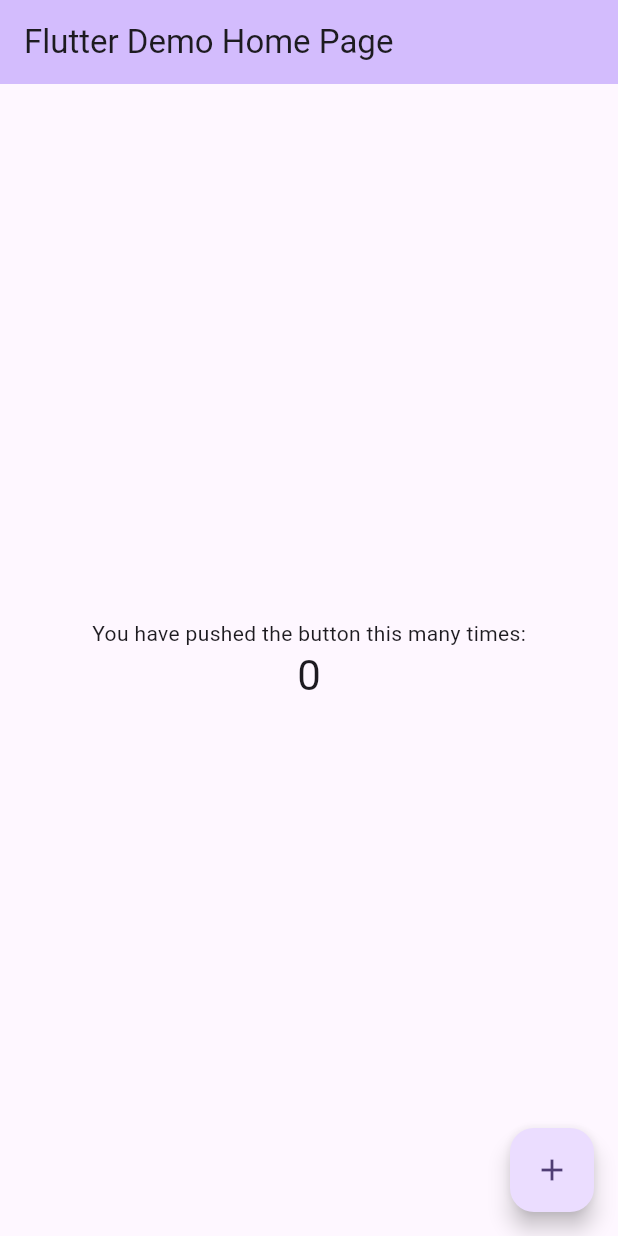
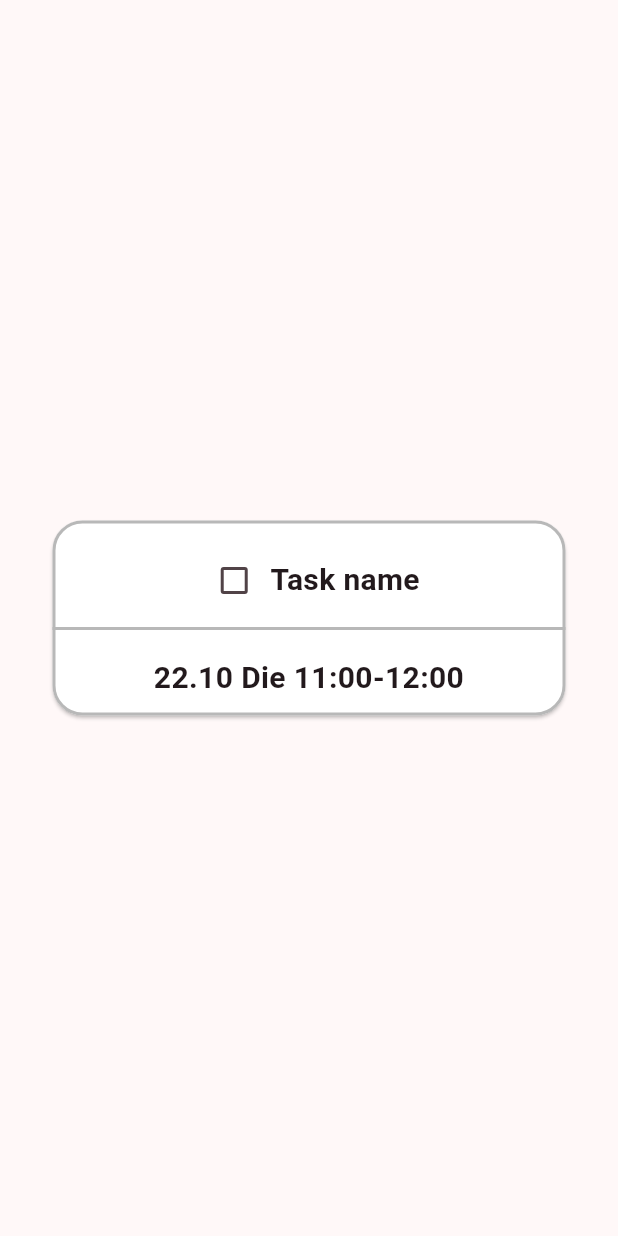
Before and after one commit to Fex123/Wochenplaner-App, a Flutter app: the screen it shows after launch, on a phone screen of 412 x 824 dp. Run offline on Flutter 3.47's test engine with Material 3 defaults, Android fonts, the phone set to English and light mode, and no system bars.

Commit message:
widgets ordner in lib, Task Card und List view protorypisch integriert

```diff
--- a/wochenplaner_app/lib/main.dart
+++ b/wochenplaner_app/lib/main.dart
@@ -1,8 +1,14 @@
 import 'package:flutter/material.dart';
+import 'package:wochenplaner_app/widgets/taskListView.dart';
 
 void main() {
   runApp(const MyApp());
 }
+
+
+
+
+
 
 class MyApp extends StatelessWidget {
   const MyApp({super.key});
@@ -13,22 +19,7 @@ class MyApp extends StatelessWidget {
     return MaterialApp(
       title: 'Flutter Demo',
       theme: ThemeData(
-        // This is the theme of your application.
-        //
-        // TRY THIS: Try running your application with "flutter run". You'll see
-        // the application has a purple toolbar. Then, without quitting the app,
-        // try changing the seedColor in the colorScheme below to Colors.green
-        // and then invoke "hot reload" (save your changes or press the "hot
-        // reload" button in a Flutter-supported IDE, or press "r" if you used
-        // the command line to start the app).
-        //
-        // Notice that the counter didn't reset back to zero; the application
-        // state is not lost during the reload. To reset the state, use hot
-        // restart instead.
-        //
-        // This works for code too, not just values: Most code changes can be
-        // tested with just a hot reload.
-        colorScheme: ColorScheme.fromSeed(seedColor: Colors.deepPurple),
+        colorScheme: ColorScheme.fromSeed(seedColor: Colors.black),
         useMaterial3: true,
       ),
       home: const MyHomePage(title: 'Flutter Demo Home Page'),
@@ -36,17 +27,13 @@ class MyApp extends StatelessWidget {
   }
 }
 
+
+
+
+
+
 class MyHomePage extends StatefulWidget {
   const MyHomePage({super.key, required this.title});
-
-  // This widget is the home page of your application. It is stateful, meaning
-  // that it has a State object (defined below) that contains fields that affect
-  // how it looks.
-
-  // This class is the configuration for the state. It holds the values (in this
-  // case the title) provided by the parent (in this case the App widget) and
-  // used by the build method of the State. Fields in a Widget subclass are
-  // always marked "final".
 
   final String title;
 
@@ -54,72 +41,22 @@ class MyHomePage extends StatefulWidget {
   State<MyHomePage> createState() => _MyHomePageState();
 }
 
+
+
+
+
+
 class _MyHomePageState extends State<MyHomePage> {
-  int _counter = 0;
-
-  void _incrementCounter() {
-    setState(() {
-      // This call to setState tells the Flutter framework that something has
-      // changed in this State, which causes it to rerun the build method below
-      // so that the display can reflect the updated values. If we changed
-      // _counter without calling setState(), then the build method would not be
-      // called again, and so nothing would appear to happen.
-      _counter++;
-    });
-  }
 
   @override
   Widget build(BuildContext context) {
-    // This method is rerun every time setState is called, for instance as done
-    // by the _incrementCounter method above.
-    //
-    // The Flutter framework has been optimized to make rerunning build methods
-    // fast, so that you can just rebuild anything that needs updating rather
-    // than having to individually change instances of widgets.
+
     return Scaffold(
-      appBar: AppBar(
-        // TRY THIS: Try changing the color here to a specific color (to
-        // Colors.amber, perhaps?) and trigger a hot reload to see the AppBar
-        // change color while the other colors stay the same.
-        backgroundColor: Theme.of(context).colorScheme.inversePrimary,
-        // Here we take the value from the MyHomePage object that was created by
-        // the App.build method, and use it to set our appbar title.
-        title: Text(widget.title),
+
+      body: Center(
+        child: const Tasklistview(),
       ),
-      body: Center(
-        // Center is a layout widget. It takes a single child and positions it
-        // in the middle of the parent.
-        child: Column(
-          // Column is also a layout widget. It takes a list of children and
-          // arranges them vertically. By default, it sizes itself to fit its
-          // children horizontally, and tries to be as tall as its parent.
-          //
-          // Column has various properties to control how it sizes itself and
-          // how it positions its children. Here we use mainAxisAlignment to
-          // center the children vertically; the main axis here is the vertical
-          // axis because Columns are vertical (the cross axis would be
-          // horizontal).
-          //
-          // TRY THIS: Invoke "debug painting" (choose the "Toggle Debug Paint"
-          // action in the IDE, or press "p" in the console), to see the
-          // wireframe for each widget.
-          mainAxisAlignment: MainAxisAlignment.center,
-          children: <Widget>[
-            const Text(
-              'You have pushed the button this many times:',
-            ),
-            Text(
-              '$_counter',
-              style: Theme.of(context).textTheme.headlineMedium,
-            ),
-          ],
-        ),
-      ),
-      floatingActionButton: FloatingActionButton(
-        onPressed: _incrementCounter,
-        tooltip: 'Increment',
-        child: const Icon(Icons.add),
-      ), // This trailing comma makes auto-formatting nicer for build methods.
+
     );
   }
 }
--- /dev/null
+++ b/wochenplaner_app/lib/widgets/taskListView.dart
@@ -0,0 +1,90 @@
+import 'package:flutter/material.dart';
+
+class Tasklistview extends StatelessWidget {
+  const Tasklistview({super.key});
+
+  @override
+  Widget build(BuildContext context) {
+    return Scaffold(
+      body: const Center(child: TaskListCard()),
+    );
+  }
+}
+
+class TaskListCard extends StatelessWidget {
+  const TaskListCard({super.key});
+
+  @override
+  Widget build(BuildContext context) {
+    return Center(
+      child: ConstrainedBox(
+        constraints: BoxConstraints(
+          maxWidth: 350,  // Set max width of a Card
+        ),
+        child: Card(
+          color: Colors.white,
+          shape: RoundedRectangleBorder(
+            side: BorderSide(color: const Color.fromARGB(255, 184, 184, 184), width: 2), // Set the color and thickness of the outline
+            borderRadius: BorderRadius.circular(20), // Adjust the radius value to make the border rounder
+          ),
+          child: _SampleCard(cardName: 'Task name', time: '22.10 Die 11:00-12:00'),
+        ),
+      ),
+    );
+  }
+}
+
+
+
+
+class _SampleCard extends StatelessWidget {
+  const _SampleCard({required this.cardName, required this.time});
+
+  final String cardName;
+  final String time;
+
+  @override
+  Widget build(BuildContext context) {
+    return Column(
+      mainAxisSize: MainAxisSize.min,
+      children: [
+        Padding(
+          padding: const EdgeInsets.only(top: 16.0),
+          child: SizedBox(
+            width: 300,
+            child: Row(
+              mainAxisAlignment: MainAxisAlignment.center,
+              children: [
+                Checkbox( //Korekt positionieren
+                  value: false,
+                  onChanged: (bool? newValue) {
+                    //Onchange logik einbauen
+                  },
+                ),
+                Text(
+                  cardName,
+                  style: TextStyle(fontSize: 20, fontWeight: FontWeight.bold),
+                  textAlign: TextAlign.center,
+                ),
+              ],
+            ),
+          ),
+        ),
+        Divider(
+          color: Color.fromARGB(255, 184, 184, 184),
+          thickness: 2,
+        ),
+        Container(
+          width: 300,
+          height: 50,
+          alignment: Alignment.center,
+          child: Text(
+            time,
+            style: TextStyle(fontSize: 20, fontWeight: FontWeight.bold),
+            textAlign: TextAlign.center,
+          ),
+        ),
+      ],
+    );
+  }
+}
```
Also changed, not shown: wochenplaner_app/lib/widgets/createEditTask.dart (renamed from wochenplaner_app/widgets/createEditTask.dart).
